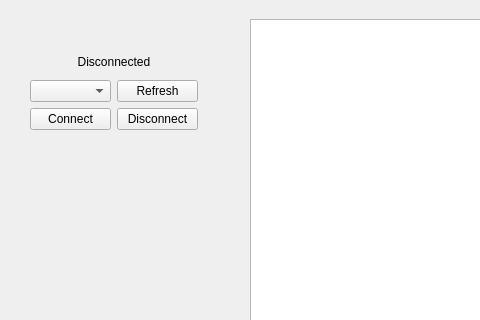
The window that printrol/executables/printrol/printrol_window.ui (MarkMan0/PrintRol) describes before a commit, drawn with Qt 5; both pictures show x 0 to 480 and y 0 to 320 of the 800 by 600 pixel window.
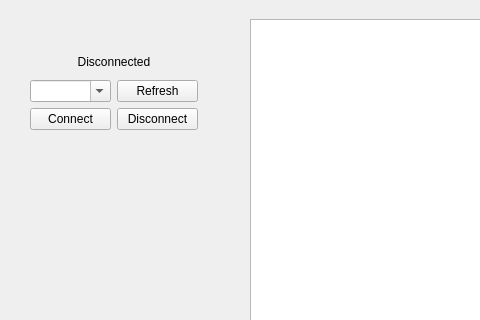
The same window after the commit.

The edit to the form file:
```diff
--- a/printrol/executables/printrol/printrol_window.ui
+++ b/printrol/executables/printrol/printrol_window.ui
@@ -92,7 +92,11 @@
       </widget>
      </item>
      <item row="1" column="0">
-      <widget class="QComboBox" name="portSelectBox"/>
+      <widget class="QComboBox" name="portSelectBox">
+       <property name="editable">
+        <bool>true</bool>
+       </property>
+      </widget>
      </item>
      <item row="1" column="1">
       <widget class="QPushButton" name="portRefreshButton">
```
